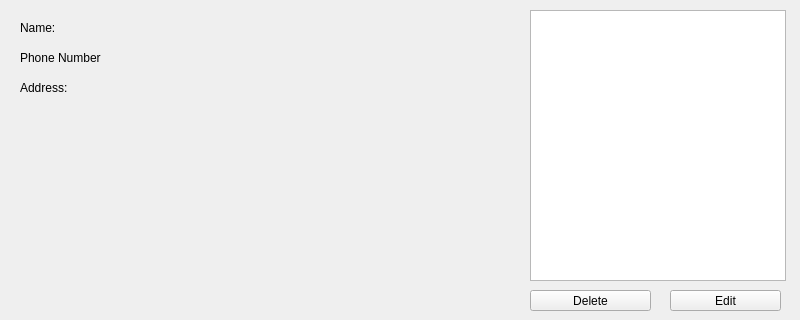
Before: the Qt Designer form Source/QT_Telephone_Book/TelephoneBookMainView.ui in Alper-Hamarat/QT_Telephone_Book, drawn with Qt 5.
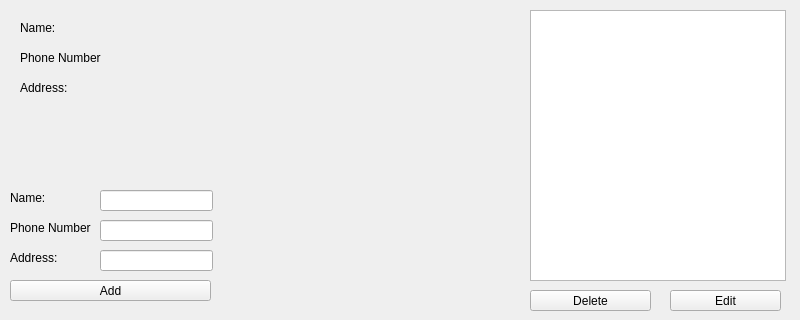
After: the same form once the commit is applied.

Commit message: Updated the view and controller to work with new model.

The edit to the form file:
```diff
--- a/Source/QT_Telephone_Book/TelephoneBookMainView.ui
+++ b/Source/QT_Telephone_Book/TelephoneBookMainView.ui
@@ -128,6 +128,88 @@
      <string>Phone Number</string>
     </property>
    </widget>
+   <widget class="QLabel" name="lblTelNr_3">
+    <property name="geometry">
+     <rect>
+      <x>10</x>
+      <y>220</y>
+      <width>81</width>
+      <height>16</height>
+     </rect>
+    </property>
+    <property name="text">
+     <string>Phone Number</string>
+    </property>
+   </widget>
+   <widget class="QLabel" name="lblName_3">
+    <property name="geometry">
+     <rect>
+      <x>10</x>
+      <y>190</y>
+      <width>81</width>
+      <height>16</height>
+     </rect>
+    </property>
+    <property name="text">
+     <string>Name:</string>
+    </property>
+   </widget>
+   <widget class="QLabel" name="lblAddress_3">
+    <property name="geometry">
+     <rect>
+      <x>10</x>
+      <y>250</y>
+      <width>81</width>
+      <height>16</height>
+     </rect>
+    </property>
+    <property name="text">
+     <string>Address:</string>
+    </property>
+   </widget>
+   <widget class="QPushButton" name="btnAdd">
+    <property name="geometry">
+     <rect>
+      <x>10</x>
+      <y>280</y>
+      <width>201</width>
+      <height>21</height>
+     </rect>
+    </property>
+    <property name="text">
+     <string>Add</string>
+    </property>
+   </widget>
+   <widget class="QLineEdit" name="lineNameAdd">
+    <property name="geometry">
+     <rect>
+      <x>100</x>
+      <y>190</y>
+      <width>113</width>
+      <height>21</height>
+     </rect>
+    </property>
+   </widget>
+   <widget class="QLineEdit" name="linePhoneAdd">
+    <property name="geometry">
+     <rect>
+      <x>100</x>
+      <y>220</y>
+      <width>113</width>
+      <height>21</height>
+     </rect>
+    </property>
+   </widget>
+   <widget class="QLineEdit" name="lineAddressAdd">
+    <property name="geometry">
+     <rect>
+      <x>100</x>
+      <y>250</y>
+      <width>113</width>
+      <height>21</height>
+     </rect>
+    </property>
+   </widget>
   </widget>
  </widget>
  <resources/>
```
The commit also changes 4 other files.
